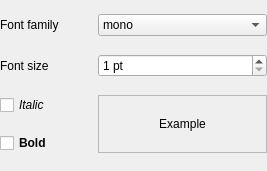
First picture: the form in resources/ui/widgets/font_widget.ui, repository open-cogsci/OpenSesame, before the edit.
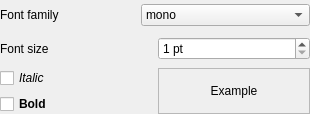
Second picture: the form after the edit.

What changed in the file:
```diff
--- a/resources/ui/widgets/font_widget.ui
+++ b/resources/ui/widgets/font_widget.ui
@@ -6,28 +6,34 @@
    <rect>
     <x>0</x>
     <y>0</y>
-    <width>267</width>
-    <height>171</height>
+    <width>310</width>
+    <height>114</height>
    </rect>
   </property>
   <property name="windowTitle">
    <string>Form</string>
   </property>
-  <layout class="QGridLayout" name="gridLayout">
-   <property name="margin">
-    <number>0</number>
-   </property>
+  <layout class="QVBoxLayout" name="vertical_layout">
    <property name="spacing">
     <number>4</number>
    </property>
-   <item row="0" column="0">
-    <widget class="QLabel" name="label">
+   <property name="margin">
+    <number>0</number>
+   </property>
+   <item>
+    <widget class="QWidget" name="widget_family_container" native="true">
+     <layout class="QHBoxLayout" name="font_widget_layout">
+      <property name="margin">
+       <number>0</number>
+      </property>
+      <item>
+       <widget class="QLabel" name="label_family">
      <property name="text">
       <string>Font family</string>
      </property>
     </widget>
    </item>
-   <item row="0" column="1">
+      <item>
     <widget class="QComboBox" name="combobox_family">
      <item>
       <property name="text">
@@ -71,14 +77,23 @@
      </item>
     </widget>
    </item>
-   <item row="1" column="0">
-    <widget class="QLabel" name="label_2">
+     </layout>
+    </widget>
+   </item>
+   <item>
+    <widget class="QWidget" name="widget_size_container" native="true">
+     <layout class="QHBoxLayout" name="horizontalLayout_3">
+      <property name="margin">
+       <number>0</number>
+      </property>
+      <item>
+       <widget class="QLabel" name="label_size">
      <property name="text">
       <string>Font size</string>
      </property>
     </widget>
    </item>
-   <item row="1" column="1">
+      <item>
     <widget class="QSpinBox" name="spinbox_size">
      <property name="suffix">
       <string> pt</string>
@@ -91,7 +106,22 @@
      </property>
     </widget>
    </item>
-   <item row="2" column="0">
+     </layout>
+    </widget>
+   </item>
+   <item>
+    <widget class="QWidget" name="widget_misc_container" native="true">
+     <layout class="QHBoxLayout" name="horizontalLayout_4">
+      <property name="margin">
+       <number>0</number>
+      </property>
+      <item>
+       <widget class="QWidget" name="widget_style_container" native="true">
+        <layout class="QVBoxLayout" name="verticalLayout">
+         <property name="margin">
+          <number>0</number>
+         </property>
+         <item>
     <widget class="QCheckBox" name="checkbox_italic">
      <property name="font">
       <font>
@@ -103,7 +133,7 @@
      </property>
     </widget>
    </item>
-   <item row="3" column="0">
+         <item>
     <widget class="QCheckBox" name="checkbox_bold">
      <property name="font">
       <font>
@@ -116,15 +146,18 @@
      </property>
     </widget>
    </item>
-   <item row="2" column="1" rowspan="2">
-    <widget class="QFrame" name="frame">
+        </layout>
+       </widget>
+      </item>
+      <item>
+       <widget class="QFrame" name="widget_example">
      <property name="frameShape">
       <enum>QFrame::StyledPanel</enum>
      </property>
      <property name="frameShadow">
       <enum>QFrame::Raised</enum>
      </property>
-     <layout class="QHBoxLayout" name="horizontalLayout">
+        <layout class="QVBoxLayout" name="verticalLayout_2">
       <property name="margin">
        <number>4</number>
       </property>
@@ -136,6 +169,9 @@
         <property name="alignment">
          <set>Qt::AlignCenter</set>
         </property>
+          </widget>
+         </item>
+        </layout>
        </widget>
       </item>
      </layout>
```
Lines whose indentation alone changed are shown as unchanged.
